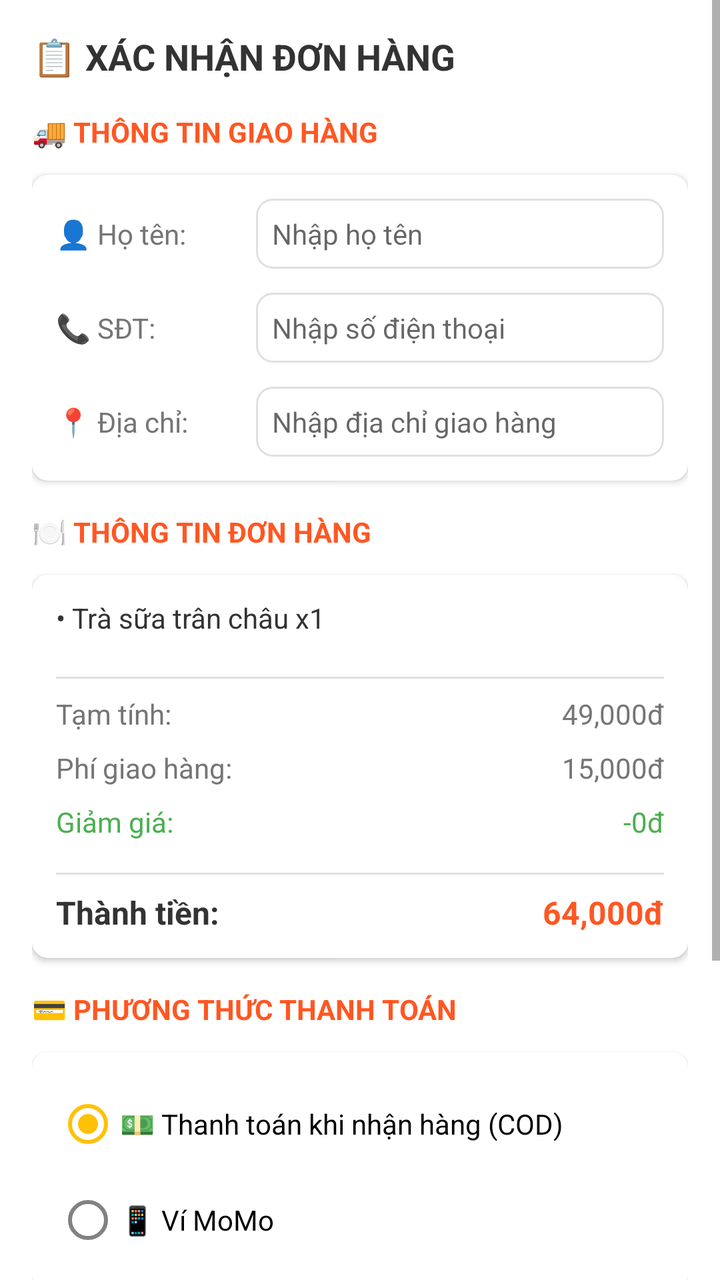
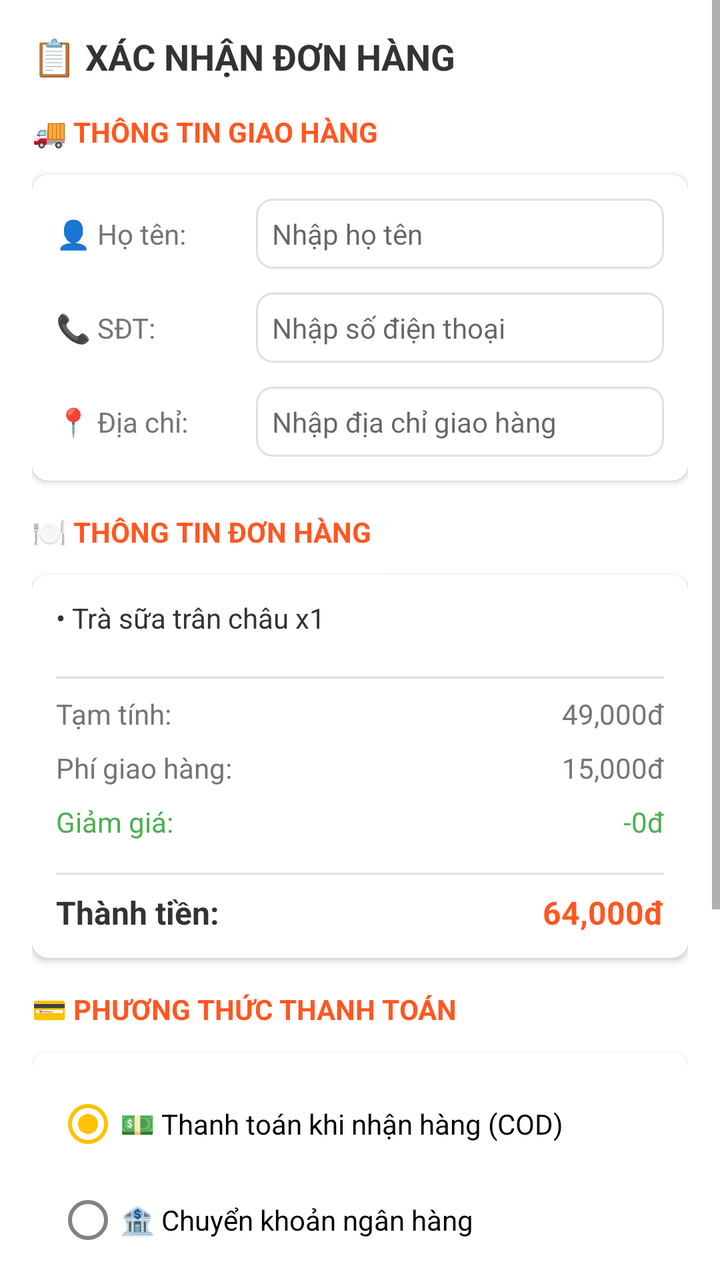

Before-and-after screenshots of an Android layout around one commit, followed by the original layout XML and the change that was made.
<!-- AndroidManifest.xml: application theme Theme.FoodOrder -->
<!-- res/layout/dialog_checkout.xml -->
<?xml version="1.0" encoding="utf-8"?>
<ScrollView xmlns:android="http://schemas.android.com/apk/res/android"
    xmlns:app="http://schemas.android.com/apk/res-auto"
    android:layout_width="match_parent"
    android:layout_height="wrap_content">

    <LinearLayout
        android:layout_width="match_parent"
        android:layout_height="wrap_content"
        android:orientation="vertical"
        android:padding="16dp">

        
        <TextView
            android:layout_width="wrap_content"
            android:layout_height="wrap_content"
            android:text="📋 XÁC NHẬN ĐƠN HÀNG"
            android:textSize="18sp"
            android:textStyle="bold"
            android:textColor="#333333"
            android:layout_marginBottom="16dp" />

        
        <TextView
            android:layout_width="wrap_content"
            android:layout_height="wrap_content"
            android:text="🚚 THÔNG TIN GIAO HÀNG"
            android:textSize="14sp"
            android:textStyle="bold"
            android:textColor="#FF5722"
            android:layout_marginBottom="12dp" />

        <androidx.cardview.widget.CardView
            android:layout_width="match_parent"
            android:layout_height="wrap_content"
            app:cardCornerRadius="8dp"
            app:cardElevation="2dp"
            android:layout_marginBottom="16dp">

            <LinearLayout
                android:layout_width="match_parent"
                android:layout_height="wrap_content"
                android:orientation="vertical"
                android:padding="12dp">

                
                <LinearLayout
                    android:layout_width="match_parent"
                    android:layout_height="wrap_content"
                    android:orientation="horizontal"
                    android:layout_marginBottom="12dp">

                    <TextView
                        android:layout_width="100dp"
                        android:layout_height="wrap_content"
                        android:text="👤 Họ tên:"
                        android:textSize="14sp"
                        android:textColor="#757575" />

                    <EditText
                        android:id="@+id/etDeliveryName"
                        android:layout_width="0dp"
                        android:layout_height="wrap_content"
                        android:layout_weight="1"
                        android:hint="Nhập họ tên"
                        android:textSize="14sp"
                        android:background="@drawable/bg_edittext_border"
                        android:padding="8dp" />

                </LinearLayout>

                
                <LinearLayout
                    android:layout_width="match_parent"
                    android:layout_height="wrap_content"
                    android:orientation="horizontal"
                    android:layout_marginBottom="12dp">

                    <TextView
                        android:layout_width="100dp"
                        android:layout_height="wrap_content"
                        android:text="📞 SĐT:"
                        android:textSize="14sp"
                        android:textColor="#757575" />

                    <EditText
                        android:id="@+id/etDeliveryPhone"
                        android:layout_width="0dp"
                        android:layout_height="wrap_content"
                        android:layout_weight="1"
                        android:hint="Nhập số điện thoại"
                        android:textSize="14sp"
                        android:inputType="phone"
                        android:background="@drawable/bg_edittext_border"
                        android:padding="8dp" />

                </LinearLayout>

                
                <LinearLayout
                    android:layout_width="match_parent"
                    android:layout_height="wrap_content"
                    android:orientation="horizontal">

                    <TextView
                        android:layout_width="100dp"
                        android:layout_height="wrap_content"
                        android:text="📍 Địa chỉ:"
                        android:textSize="14sp"
                        android:textColor="#757575" />

                    <EditText
                        android:id="@+id/etDeliveryAddress"
                        android:layout_width="0dp"
                        android:layout_height="wrap_content"
                        android:layout_weight="1"
                        android:hint="Nhập địa chỉ giao hàng"
                        android:textSize="14sp"
                        android:background="@drawable/bg_edittext_border"
                        android:padding="8dp" />

                </LinearLayout>

            </LinearLayout>

        </androidx.cardview.widget.CardView>

        
        <TextView
            android:layout_width="wrap_content"
            android:layout_height="wrap_content"
            android:text="🍽️ THÔNG TIN ĐƠN HÀNG"
            android:textSize="14sp"
            android:textStyle="bold"
            android:textColor="#FF5722"
            android:layout_marginBottom="12dp" />

        <androidx.cardview.widget.CardView
            android:layout_width="match_parent"
            android:layout_height="wrap_content"
            app:cardCornerRadius="8dp"
            app:cardElevation="2dp"
            android:layout_marginBottom="16dp">

            <LinearLayout
                android:layout_width="match_parent"
                android:layout_height="wrap_content"
                android:orientation="vertical"
                android:padding="12dp">

                
                <TextView
                    android:id="@+id/tvOrderItems"
                    android:layout_width="wrap_content"
                    android:layout_height="wrap_content"
                    android:text="• Trà sữa trân châu x1"
                    android:textSize="14sp"
                    android:textColor="#333333"
                    android:layout_marginBottom="12dp" />

                <View
                    android:layout_width="match_parent"
                    android:layout_height="1dp"
                    android:background="#E0E0E0"
                    android:layout_marginVertical="8dp" />

                
                <LinearLayout
                    android:layout_width="match_parent"
                    android:layout_height="wrap_content"
                    android:orientation="horizontal"
                    android:layout_marginBottom="8dp">

                    <TextView
                        android:layout_width="0dp"
                        android:layout_height="wrap_content"
                        android:layout_weight="1"
                        android:text="Tạm tính:"
                        android:textSize="14sp"
                        android:textColor="#757575" />

                    <TextView
                        android:id="@+id/tvOrderSubtotal"
                        android:layout_width="wrap_content"
                        android:layout_height="wrap_content"
                        android:text="49,000đ"
                        android:textSize="14sp"
                        android:textColor="#757575" />

                </LinearLayout>

                
                <LinearLayout
                    android:layout_width="match_parent"
                    android:layout_height="wrap_content"
                    android:orientation="horizontal"
                    android:layout_marginBottom="8dp">

                    <TextView
                        android:layout_width="0dp"
                        android:layout_height="wrap_content"
                        android:layout_weight="1"
                        android:text="Phí giao hàng:"
                        android:textSize="14sp"
                        android:textColor="#757575" />

                    <TextView
                        android:id="@+id/tvOrderDelivery"
                        android:layout_width="wrap_content"
                        android:layout_height="wrap_content"
                        android:text="15,000đ"
                        android:textSize="14sp"
                        android:textColor="#757575" />

                </LinearLayout>

                
                <LinearLayout
                    android:layout_width="match_parent"
                    android:layout_height="wrap_content"
                    android:orientation="horizontal"
                    android:layout_marginBottom="8dp">

                    <TextView
                        android:layout_width="0dp"
                        android:layout_height="wrap_content"
                        android:layout_weight="1"
                        android:text="Giảm giá:"
                        android:textSize="14sp"
                        android:textColor="#4CAF50" />

                    <TextView
                        android:id="@+id/tvOrderDiscount"
                        android:layout_width="wrap_content"
                        android:layout_height="wrap_content"
                        android:text="-0đ"
                        android:textSize="14sp"
                        android:textColor="#4CAF50" />

                </LinearLayout>

                <View
                    android:layout_width="match_parent"
                    android:layout_height="1dp"
                    android:background="#E0E0E0"
                    android:layout_marginVertical="8dp" />

                
                <LinearLayout
                    android:layout_width="match_parent"
                    android:layout_height="wrap_content"
                    android:orientation="horizontal">

                    <TextView
                        android:layout_width="0dp"
                        android:layout_height="wrap_content"
                        android:layout_weight="1"
                        android:text="Thành tiền:"
                        android:textSize="16sp"
                        android:textStyle="bold"
                        android:textColor="#333333" />

                    <TextView
                        android:id="@+id/tvOrderTotal"
                        android:layout_width="wrap_content"
                        android:layout_height="wrap_content"
                        android:text="64,000đ"
                        android:textSize="16sp"
                        android:textStyle="bold"
                        android:textColor="#FF5722" />

                </LinearLayout>

            </LinearLayout>

        </androidx.cardview.widget.CardView>

        
        <TextView
            android:layout_width="wrap_content"
            android:layout_height="wrap_content"
            android:text="💳 PHƯƠNG THỨC THANH TOÁN"
            android:textSize="14sp"
            android:textStyle="bold"
            android:textColor="#FF5722"
            android:layout_marginBottom="12dp" />

        <androidx.cardview.widget.CardView
            android:layout_width="match_parent"
            android:layout_height="wrap_content"
            app:cardCornerRadius="8dp"
            app:cardElevation="2dp"
            android:layout_marginBottom="16dp">

            <RadioGroup
                android:id="@+id/rgPayment"
                android:layout_width="match_parent"
                android:layout_height="wrap_content"
                android:padding="12dp">

                
                <RadioButton
                    android:id="@+id/rbCOD"
                    android:layout_width="match_parent"
                    android:layout_height="48dp"
                    android:text="💵 Thanh toán khi nhận hàng (COD)"
                    android:textSize="14sp"
                    android:checked="true" />

                <RadioButton
                    android:id="@+id/rbMomo"
                    android:layout_width="match_parent"
                    android:layout_height="48dp"
                    android:text="📱 Ví MoMo"
                    android:textSize="14sp" />

            </RadioGroup>

        </androidx.cardview.widget.CardView>

        
        <TextView
            android:layout_width="wrap_content"
            android:layout_height="wrap_content"
            android:text="📝 GHI CHÚ ĐƠN HÀNG"
            android:textSize="14sp"
            android:textStyle="bold"
            android:textColor="#FF5722"
            android:layout_marginBottom="12dp" />

        <androidx.cardview.widget.CardView
            android:layout_width="match_parent"
            android:layout_height="wrap_content"
            app:cardCornerRadius="8dp"
            app:cardElevation="2dp"
            android:layout_marginBottom="16dp">

            <EditText
                android:id="@+id/etOrderNote"
                android:layout_width="match_parent"
                android:layout_height="wrap_content"
                android:hint="Ghi chú cho shipper..."
                android:textSize="14sp"
                android:minHeight="80dp"
                android:gravity="top"
                android:padding="12dp"
                android:background="@android:color/transparent" />

        </androidx.cardview.widget.CardView>

        
        <LinearLayout
            android:layout_width="match_parent"
            android:layout_height="wrap_content"
            android:orientation="horizontal">

            <Button
                android:id="@+id/btnCancelOrder"
                android:layout_width="0dp"
                android:layout_height="48dp"
                android:layout_weight="1"
                android:text="HỦY"
                android:textSize="14sp"
                android:textStyle="bold"
                android:backgroundTint="#9E9E9E"
                android:textColor="@android:color/white"
                android:layout_marginEnd="8dp"
                app:cornerRadius="8dp" />

            <Button
                android:id="@+id/btnConfirmOrder"
                android:layout_width="0dp"
                android:layout_height="48dp"
                android:layout_weight="1"
                android:text="XÁC NHẬN"
                android:textSize="14sp"
                android:textStyle="bold"
                android:backgroundTint="#FF5722"
                android:textColor="@android:color/white"
                android:layout_marginStart="8dp"
                app:cornerRadius="8dp" />

        </LinearLayout>

    </LinearLayout>

</ScrollView>
<!-- resources referenced by this layout -->
<resources>
  <!-- drawable bg_edittext_border (drawable) -->
  <?xml version="1.0" encoding="utf-8"?>
  <shape xmlns:android="http://schemas.android.com/apk/res/android">
      <solid android:color="#FFFFFF" />
      <stroke
          android:width="1dp"
          android:color="#E0E0E0" />
      <corners android:radius="8dp" />
      <padding
          android:left="12dp"
          android:top="12dp"
          android:right="12dp"
          android:bottom="12dp" />
  </shape>
  <style name="Theme.FoodOrder" parent="Theme.MaterialComponents.DayNight.NoActionBar">
          
          <item name="colorPrimary">@color/primary_color</item>
          <item name="colorPrimaryVariant">@color/primary_dark</item>
          <item name="colorOnPrimary">@color/white</item>
  
          
          <item name="colorSecondary">@color/accent</item>
          <item name="colorSecondaryVariant">@color/teal_700</item>
          <item name="colorOnSecondary">@color/black</item>
  
          
          <item name="android:windowBackground">@color/background</item>
  
          
          <item name="colorSurface">@color/surface</item>
          <item name="colorOnSurface">@color/text_primary</item>
          <item name="colorError">#FF0000</item>
      </style>
  <color name="primary_color">#FF5722</color>
  <color name="primary_dark">#E64A19</color>
  <color name="white">#FFFFFFFF</color>
  <color name="accent">#FFC107</color>
  <color name="teal_700">#FF018786</color>
  <color name="black">#FF000000</color>
  <color name="background">#FFFFFF</color>
  <color name="surface">#F5F5F5</color>
  <color name="text_primary">#212121</color>
</resources>

<!-- the commit's change to res/layout/dialog_checkout.xml (unified diff, before → after) -->
@@ -298,7 +298,6 @@
                 android:layout_height="wrap_content"
                 android:padding="12dp">
 
-                
                 <RadioButton
                     android:id="@+id/rbCOD"
                     android:layout_width="match_parent"
@@ -308,13 +307,40 @@
                     android:checked="true" />
 
                 <RadioButton
-                    android:id="@+id/rbMomo"
+                    android:id="@+id/rbBankTransfer"
                     android:layout_width="match_parent"
                     android:layout_height="48dp"
-                    android:text="📱 Ví MoMo"
+                    android:text="🏦 Chuyển khoản ngân hàng"
                     android:textSize="14sp" />
 
+                <RadioButton
+                    android:id="@+id/rbWallet"
+                    android:layout_width="match_parent"
+                    android:layout_height="48dp"
+                    android:text="💳 Thanh toán bằng ví (Số dư: 0đ)"
+                    android:textSize="14sp" />
+
             </RadioGroup>
+
+            
+            <LinearLayout
+                android:id="@+id/layoutWalletInfo"
+                android:layout_width="match_parent"
+                android:layout_height="wrap_content"
+                android:orientation="vertical"
+                android:padding="12dp"
+                android:background="#F0F0F0"
+                android:visibility="gone"
+                android:layout_marginTop="8dp">
+
+                <TextView
+                    android:id="@+id/tvWalletBalance"
+                    android:layout_width="wrap_content"
+                    android:layout_height="wrap_content"
+                    android:text="Số dư ví: 0đ"
+                    android:textSize="14sp" />
+
+            </LinearLayout>
 
         </androidx.cardview.widget.CardView>
 
